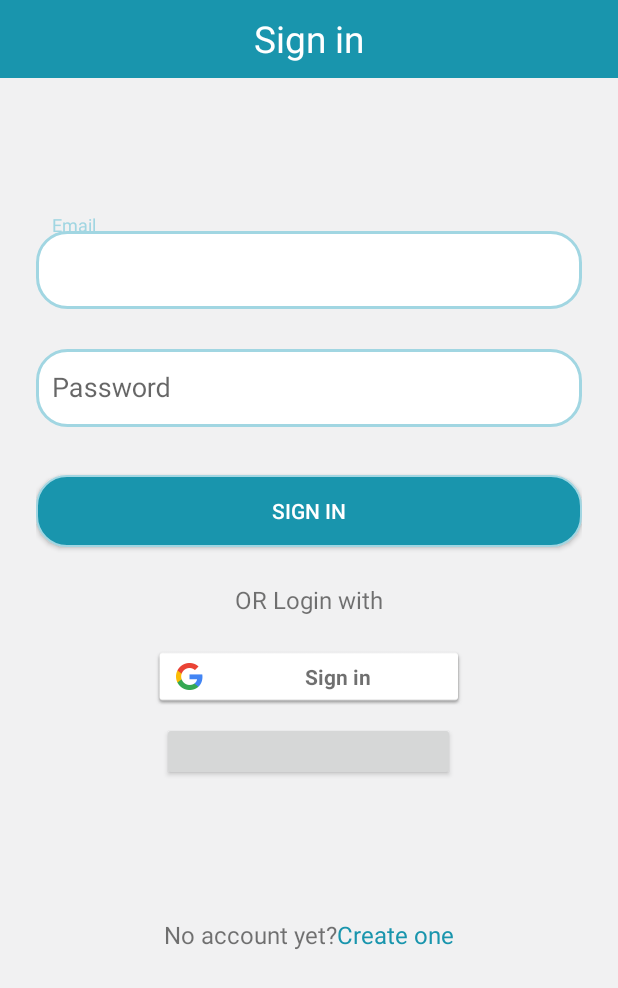
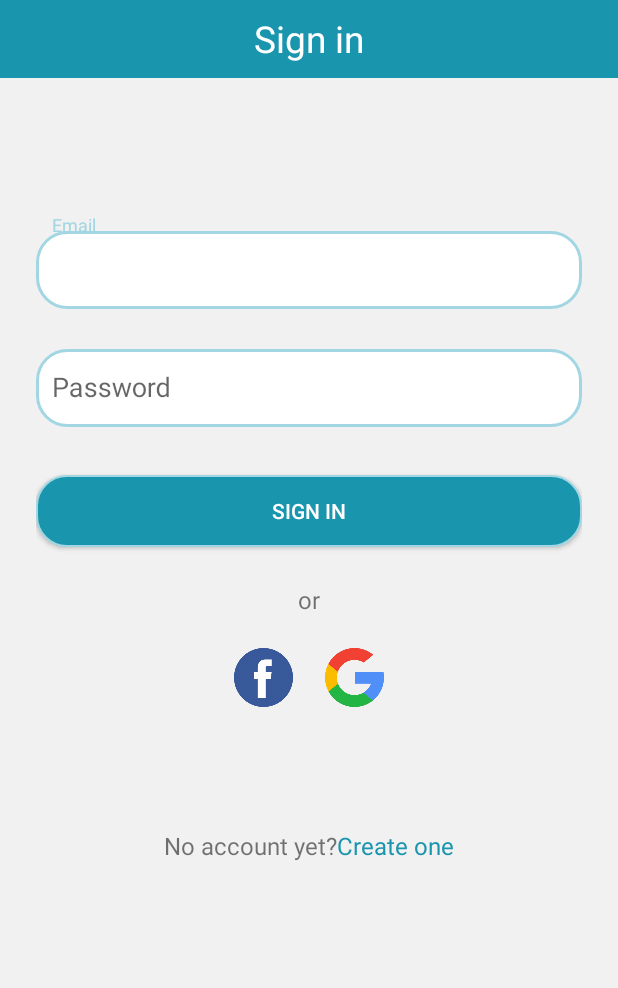
Before and after one commit to SamElgohary/FindPepole, an Android app: the screen it shows after launch (LoginActivity), on a phone screen of 412 x 824 dp. Shown: the top 988 px of the screen. Run offline under Robolectric (Android 15) with nearby library versions, the phone set to English and light mode, and no system bars; our stand-ins replace Firebase (no records; nobody signed in at launch, a user with empty details on screens opened directly), sdp/ssp sizes; libraries missing offline, so code that uses them is left out: com.facebook, com.facebook.appevents, com.facebook.login; plain views replace LoginButton; 4 statements that could not run were skipped.

Commit message:
edit on last relese

```diff
--- a/app/src/main/java/com/samrelgohary/fenk/Activities/LoginActivity.java
+++ b/app/src/main/java/com/samrelgohary/fenk/Activities/LoginActivity.java
@@ -13,9 +13,9 @@ import android.util.Log;
 import android.view.View;
 import android.widget.Button;
 import android.widget.EditText;
+import android.widget.ImageView;
 import android.widget.TextView;
 import android.widget.Toast;
-
 import com.facebook.FacebookSdk;
 import com.facebook.appevents.AppEventsLogger;
 import com.google.android.gms.auth.api.Auth;
@@ -34,7 +34,6 @@ import com.google.firebase.auth.FirebaseAuth;
 import com.google.firebase.auth.FirebaseUser;
 import com.google.firebase.auth.GoogleAuthProvider;
 import com.samrelgohary.fenk.R;
-
 import java.security.MessageDigest;
 import java.security.NoSuchAlgorithmException;
 
@@ -62,6 +61,7 @@ public class LoginActivity extends AppCompatActivity {
     EditText mEmail, mPassword;
     Button mSignIn;
 
+    ImageView mFacebook, mGoogle;
 
     TextView mLinkToSginUp;
 
@@ -76,6 +76,23 @@ public class LoginActivity extends AppCompatActivity {
         mPassword  = findViewById(R.id.input_password);
         mSignIn    = findViewById(R.id.btn_login);
         mLinkToSginUp = findViewById(R.id.link_signup);
+
+        mFacebook     = findViewById(R.id.faceBook);
+        mGoogle       = findViewById(R.id.google);
+
+        mFacebook.setOnClickListener(new View.OnClickListener() {
+            @Override
+            public void onClick(View v) {
+                loginButton.performClick();
+            }
+        });
+
+        mGoogle.setOnClickListener(new View.OnClickListener() {
+            @Override
+            public void onClick(View v) {
+                signInWithGoogle();
+            }
+        });
 
         loginButton = (LoginButton) findViewById(R.id.login_button);
         callbackManager = CallbackManager.Factory.create();
@@ -116,13 +133,13 @@ public class LoginActivity extends AppCompatActivity {
                 .addApi(Auth.GOOGLE_SIGN_IN_API, gso)
                 .build();
 
-        signInButton = (SignInButton) findViewById(R.id.sign_in_button);
-        signInButton.setOnClickListener(new View.OnClickListener() {
-            @Override
-            public void onClick(View view) {
-                signInWithGoogle();
-            }
-        });
+//        signInButton = (SignInButton) findViewById(R.id.sign_in_button);
+//        signInButton.setOnClickListener(new View.OnClickListener() {
+//            @Override
+//            public void onClick(View view) {
+//
+//            }
+//        });
 
 
         mLinkToSginUp.setOnClickListener(new View.OnClickListener() {
@@ -155,7 +172,7 @@ public class LoginActivity extends AppCompatActivity {
                 if (user != null) {
                     // User is signed in
                     Log.d(TAG, "onAuthStateChanged:signed_in:" + user.getUid());
-                    Intent intent = new Intent(LoginActivity.this,MainActivity.class);
+                    Intent intent = new Intent(LoginActivity.this, MainActivity.class);
                     startActivity(intent);
                     finish();
                 } else {
--- a/app/src/main/res/layout/activity_login.xml
+++ b/app/src/main/res/layout/activity_login.xml
@@ -97,23 +97,38 @@
                     android:layout_height="match_parent"
                     android:layout_gravity="center"
                     android:gravity="center"
-                    android:layout_marginTop="@dimen/_16sdp"
+                    android:layout_marginTop="@dimen/_8sdp"
                     android:layout_marginBottom="@dimen/_16sdp"
                     android:layout_marginRight="@dimen/_32sdp"
                     android:layout_marginLeft="@dimen/_32sdp"
-                    android:orientation="vertical">
+                    android:orientation="horizontal">
+
+                    <ImageView
+                        android:id="@+id/faceBook"
+                        android:layout_width="@dimen/_30sdp"
+                        android:layout_height="@dimen/_30sdp"
+                        android:layout_margin="@dimen/_8sdp"
+                        android:src="@drawable/facebook"/>
+
+                    <ImageView
+                        android:id="@+id/google"
+                        android:layout_width="@dimen/_30sdp"
+                        android:layout_height="@dimen/_30sdp"
+                        android:layout_margin="@dimen/_8sdp"
+                        android:src="@drawable/google"/>
 
                     <com.google.android.gms.common.SignInButton
                         android:id="@+id/sign_in_button"
-                        android:layout_width="@dimen/_160sdp"
-                        android:layout_height="@dimen/_30sdp"/>
+                        android:visibility="gone"
+                        android:layout_width="match_parent"
+                        android:layout_height="match_parent"/>
 
                     <com.facebook.login.widget.LoginButton
                         android:id="@+id/login_button"
-                        android:layout_width="@dimen/_150sdp"
-                        android:layout_height="@dimen/_30sdp"
-                        android:layout_marginBottom="@dimen/_16sdp"
-                        android:layout_marginTop="@dimen/_8sdp"/>
+                        android:layout_width="match_parent"
+                        android:visibility="gone"
+                        android:layout_height="wrap_content"
+                        />
 
                 </LinearLayout>
 
--- a/app/src/main/res/layout/fragment_home.xml
+++ b/app/src/main/res/layout/fragment_home.xml
@@ -4,6 +4,7 @@
     android:layout_height="match_parent">
 
     <TextView
+        android:id="@+id/test"
         android:layout_width="wrap_content"
         android:layout_height="wrap_content"
         android:layout_centerHorizontal="true"
--- a/app/src/main/res/values/strings.xml
+++ b/app/src/main/res/values/strings.xml
@@ -8,7 +8,7 @@
     <!-- TODO: Remove or change this placeholder text -->
     <string name="hello_blank_fragment">Hello blank fragment</string>
     <string name="sign_in">Sign in</string>
-    <string name="or_login_with">OR Login with</string>
+    <string name="or_login_with">or</string>
     <string name="no_account_yet">No account yet?</string>
     <string name="create_one">Create one</string>
     <string name="sign_up">Sign Up</string>
@@ -34,4 +34,5 @@
 
     <string name="facebook_app_id">2005122686266704</string>
     <string name="fb_login_protocol_scheme">fb2005122686266704</string>
+    <string name="title_activity_maps">Map</string>
 </resources>
--- a/app/src/main/res/values/styles.xml
+++ b/app/src/main/res/values/styles.xml
@@ -10,4 +10,8 @@
         <item name="windowActionBar">false</item>
     </style>
 
+    <style name="FacebookLoginButton">
+        <item name="android:background">@drawable/facebook</item>
+    </style>
+
 </resources>
```
Also changed, not shown: app/src/main/res/drawable-v24/facebook.png (added), app/src/main/res/drawable-v24/google.png (added).
